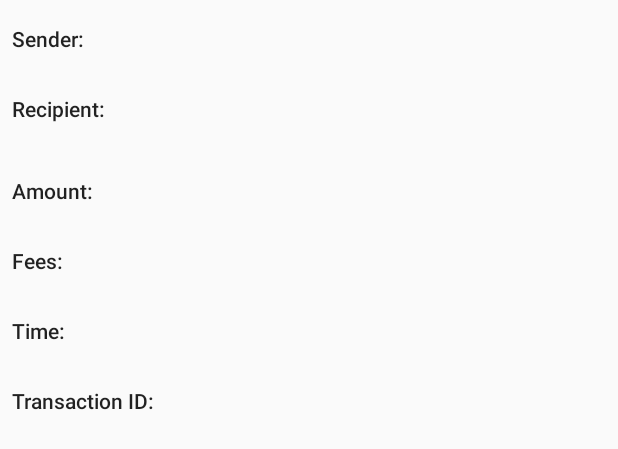
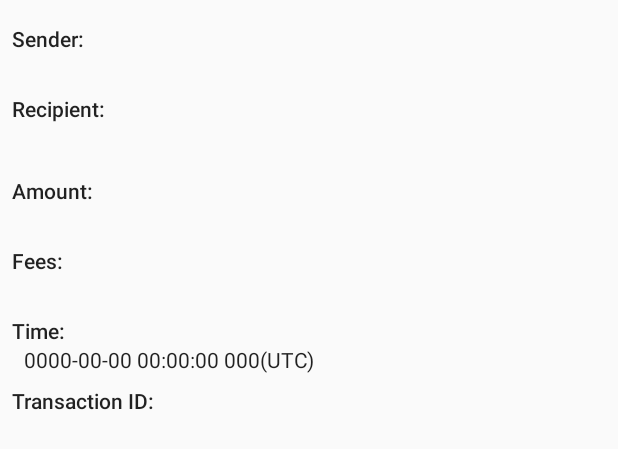
Before and after one commit to Cyphereco/openturnkey-app-android, an Android app: the layout dialog_btc_sent.xml on its own in the app's theme, with its tools: preview values and no code run, on a phone screen of 412 x 824 dp. Shown: the top 449 px of the screen. Run offline under Robolectric (Android 15) with nearby library versions, the phone set to English and light mode, and no system bars.

Commit message:
Fix logged time (UTC) and displayed time (local time) difference issiue. Improve some UI/UX

```diff
--- a/app/src/main/java/com/cyphereco/openturnkey/core/Otk.java
+++ b/app/src/main/java/com/cyphereco/openturnkey/core/Otk.java
@@ -477,9 +477,8 @@ public class Otk {
                 mFrom = otkData.getSessionData().getAddress();
                 mSessionId = otkData.getSessionData().getSessionId();
                 sendBitcoin(mFrom, mTo, mAmount, mTxFees, mFeeIncluded);
-                OtkEvent event = new OtkEvent(OtkEvent.Type.OPERATION_IN_PROCESSING);
+                OtkEvent event = new OtkEvent(OtkEvent.Type.FIND_UTXO);
                 sendEvent(event);
-
             }
             else if (otkData.getType() == OtkData.Type.OTK_DATA_TYPE_SIGNATURE) {
                 // Got signature(s), process them
--- a/app/src/main/java/com/cyphereco/openturnkey/core/OtkEvent.java
+++ b/app/src/main/java/com/cyphereco/openturnkey/core/OtkEvent.java
@@ -31,6 +31,7 @@ public class OtkEvent {
         WRITE_NOTE_FAIL,
         SET_PIN_SUCCESS,
         SET_PIN_FAIL,
+        FIND_UTXO
     }
 
     private Type mType;
--- a/app/src/main/java/com/cyphereco/openturnkey/ui/ActivityTransactionInfo.java
+++ b/app/src/main/java/com/cyphereco/openturnkey/ui/ActivityTransactionInfo.java
@@ -31,6 +31,7 @@ import java.util.Comparator;
 import java.util.Date;
 import java.util.List;
 import java.util.Locale;
+import java.util.TimeZone;
 
 public class ActivityTransactionInfo extends AppCompatActivity {
     private final static String TAG = ActivityTransactionInfo.class.getSimpleName();
@@ -336,7 +337,7 @@ public class ActivityTransactionInfo extends AppCompatActivity {
             });
         }
 
-        tvDateTime.setText(new SimpleDateFormat("yyyy/MM/dd HH:mm:ss", Locale.US).format(
+        tvDateTime.setText(new SimpleDateFormat("yyyy/MM/dd HH:mm:ss", Locale.getDefault()).format(
                 item.getDatetime()));
         tvFrom.setText(item.getPayerAddr());
         tvTo.setText(item.getPayeeAddr());
--- a/app/src/main/java/com/cyphereco/openturnkey/ui/DialogSendBtcResult.java
+++ b/app/src/main/java/com/cyphereco/openturnkey/ui/DialogSendBtcResult.java
@@ -16,7 +16,7 @@ public class DialogSendBtcResult extends AppCompatDialogFragment {
     public Dialog onCreateDialog(Bundle savedInstanceState) {
         AlertDialog.Builder builder = new AlertDialog.Builder(getActivity());
 
-        int resultStringId = R.string.transaction_sent;
+        int resultStringId = R.string.transaction_reciept;
         String reason = "";
         String from;
         String to;
@@ -33,7 +33,7 @@ public class DialogSendBtcResult extends AppCompatDialogFragment {
 
         LayoutInflater inflater = getActivity().getLayoutInflater();
         View view;
-        if (resultStringId == R.string.transaction_sent) {
+        if (resultStringId == R.string.transaction_reciept) {
             hash = getArguments().getString("hash");
             from = getArguments().getString("from");
             to = getArguments().getString("to");
--- a/app/src/main/res/layout/dialog_btc_sent.xml
+++ b/app/src/main/res/layout/dialog_btc_sent.xml
@@ -109,16 +109,23 @@
 
     <TextView
         android:id="@+id/time"
-        android:layout_width="0dp"
+        android:layout_width="wrap_content"
         android:layout_height="wrap_content"
         android:layout_marginStart="8dp"
-        android:layout_marginEnd="16dp"
-        android:text=""
+        android:text="0000-00-00 00:00:00 000"
         android:textAppearance="@style/TextAppearance.AppCompat.Body1"
-        app:layout_constraintEnd_toEndOf="parent"
-        app:layout_constraintHorizontal_bias="0.0"
         app:layout_constraintStart_toStartOf="@+id/textView12"
         app:layout_constraintTop_toBottomOf="@+id/textView12" />
+
+    <TextView
+        android:id="@+id/textView22"
+        android:layout_width="wrap_content"
+        android:layout_height="wrap_content"
+        android:text="(UTC)"
+        android:textAppearance="@style/TextAppearance.AppCompat.Body1"
+        app:layout_constraintBottom_toBottomOf="@+id/time"
+        app:layout_constraintStart_toEndOf="@+id/time"
+        app:layout_constraintTop_toTopOf="@+id/time" />
 
     <TextView
         android:id="@+id/textView13"
@@ -142,4 +149,5 @@
         app:layout_constraintHorizontal_bias="0.0"
         app:layout_constraintStart_toStartOf="@+id/textView13"
         app:layout_constraintTop_toBottomOf="@+id/textView13" />
+
 </android.support.constraint.ConstraintLayout>
```
Also changed, not shown: app/src/main/java/com/cyphereco/openturnkey/ui/MainActivity.java (+19 -4 lines), app/src/main/res/values/strings.xml (+6 -5 lines), 3 other files.
